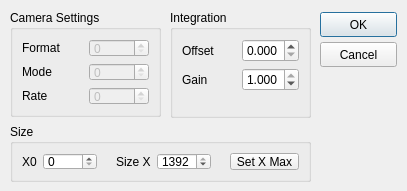
The window that AvantesAvaSpec/dialogAvantesAvaSpec.ui (itom-project/plugins) describes before a commit, drawn with Qt 5.
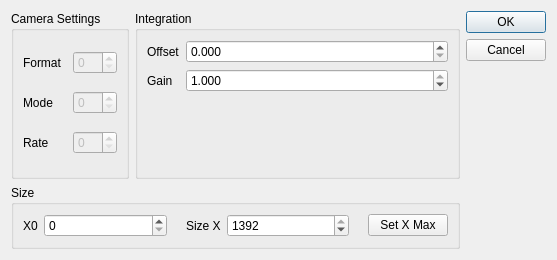
The same window after the commit.

What changed in the file:
```diff
--- a/AvantesAvaSpec/dialogAvantesAvaSpec.ui
+++ b/AvantesAvaSpec/dialogAvantesAvaSpec.ui
@@ -6,34 +6,20 @@
    <rect>
     <x>0</x>
     <y>0</y>
-    <width>407</width>
-    <height>191</height>
+    <width>557</width>
+    <height>260</height>
    </rect>
   </property>
-  <property name="minimumSize">
-   <size>
-    <width>407</width>
-    <height>191</height>
-   </size>
-  </property>
-  <property name="maximumSize">
-   <size>
-    <width>407</width>
-    <height>191</height>
-   </size>
-  </property>
   <property name="windowTitle">
    <string>Dialog</string>
   </property>
+  <layout class="QHBoxLayout" name="horizontalLayout_3">
+   <item>
+    <layout class="QVBoxLayout" name="verticalLayout_2">
+     <item>
+      <layout class="QHBoxLayout" name="horizontalLayout_2">
+       <item>
   <widget class="QGroupBox" name="groupBox">
-   <property name="geometry">
-    <rect>
-     <x>10</x>
-     <y>10</y>
-     <width>151</width>
-     <height>107</height>
-    </rect>
-   </property>
    <property name="title">
     <string>Camera Settings</string>
    </property>
@@ -88,132 +74,9 @@
     </item>
    </layout>
   </widget>
-  <widget class="QPushButton" name="okButton">
-   <property name="geometry">
-    <rect>
-     <x>320</x>
-     <y>12</y>
-     <width>77</width>
-     <height>25</height>
-    </rect>
-   </property>
-   <property name="text">
-    <string>OK</string>
-   </property>
-  </widget>
-  <widget class="QPushButton" name="cancelButton">
-   <property name="geometry">
-    <rect>
-     <x>320</x>
-     <y>42</y>
-     <width>77</width>
-     <height>25</height>
-    </rect>
-   </property>
-   <property name="text">
-    <string>Cancel</string>
-   </property>
-   <property name="autoDefault">
-    <bool>false</bool>
-   </property>
-  </widget>
-  <widget class="QGroupBox" name="groupBox_3">
-   <property name="geometry">
-    <rect>
-     <x>10</x>
-     <y>124</y>
-     <width>301</width>
-     <height>58</height>
-    </rect>
-   </property>
-   <property name="title">
-    <string>Size</string>
-   </property>
-   <layout class="QHBoxLayout" name="horizontalLayout">
-    <item>
-     <widget class="QLabel" name="label_x0">
-      <property name="text">
-       <string>X0</string>
-      </property>
-     </widget>
     </item>
     <item>
-     <widget class="QSpinBox" name="spinBox_x0">
-      <property name="maximum">
-       <number>1391</number>
-      </property>
-     </widget>
-    </item>
-    <item>
-     <spacer name="horizontalSpacer">
-      <property name="orientation">
-       <enum>Qt::Horizontal</enum>
-      </property>
-      <property name="sizeType">
-       <enum>QSizePolicy::Fixed</enum>
-      </property>
-      <property name="sizeHint" stdset="0">
-       <size>
-        <width>13</width>
-        <height>20</height>
-       </size>
-      </property>
-     </spacer>
-    </item>
-    <item>
-     <widget class="QLabel" name="label_sizeX">
-      <property name="text">
-       <string>Size X</string>
-      </property>
-     </widget>
-    </item>
-    <item>
-     <widget class="QSpinBox" name="spinBox_xsize">
-      <property name="maximum">
-       <number>1392</number>
-      </property>
-      <property name="value">
-       <number>1392</number>
-      </property>
-     </widget>
-    </item>
-    <item>
-     <spacer name="horizontalSpacer_2">
-      <property name="orientation">
-       <enum>Qt::Horizontal</enum>
-      </property>
-      <property name="sizeType">
-       <enum>QSizePolicy::Fixed</enum>
-      </property>
-      <property name="sizeHint" stdset="0">
-       <size>
-        <width>13</width>
-        <height>20</height>
-       </size>
-      </property>
-     </spacer>
-    </item>
-    <item>
-     <widget class="QPushButton" name="pushButton_setSizeXMax">
-      <property name="text">
-       <string>Set X Max</string>
-      </property>
-      <property name="autoDefault">
-       <bool>false</bool>
-      </property>
-     </widget>
-    </item>
-   </layout>
-  </widget>
   <widget class="QGroupBox" name="groupBox_2">
-   <property name="geometry">
-    <rect>
-     <x>170</x>
-     <y>10</y>
-     <width>141</width>
-     <height>108</height>
-    </rect>
-   </property>
    <property name="title">
     <string>Integration</string>
    </property>
@@ -227,6 +90,12 @@
     </item>
     <item row="0" column="1">
      <widget class="QDoubleSpinBox" name="doubleSpinBox_offset">
+            <property name="sizePolicy">
+             <sizepolicy hsizetype="MinimumExpanding" vsizetype="Fixed">
+              <horstretch>0</horstretch>
+              <verstretch>0</verstretch>
+             </sizepolicy>
+            </property>
       <property name="decimals">
        <number>3</number>
       </property>
@@ -247,6 +116,12 @@
     </item>
     <item row="1" column="1">
      <widget class="QDoubleSpinBox" name="doubleSpinBox_gain">
+            <property name="sizePolicy">
+             <sizepolicy hsizetype="MinimumExpanding" vsizetype="Fixed">
+              <horstretch>0</horstretch>
+              <verstretch>0</verstretch>
+             </sizepolicy>
+            </property>
       <property name="prefix">
        <string/>
       </property>
@@ -285,6 +160,152 @@
     </item>
    </layout>
   </widget>
+       </item>
+      </layout>
+     </item>
+     <item>
+      <widget class="QGroupBox" name="groupBox_3">
+       <property name="title">
+        <string>Size</string>
+       </property>
+       <layout class="QHBoxLayout" name="horizontalLayout">
+        <item>
+         <widget class="QLabel" name="label_x0">
+          <property name="text">
+           <string>X0</string>
+          </property>
+         </widget>
+        </item>
+        <item>
+         <widget class="QSpinBox" name="spinBox_x0">
+          <property name="sizePolicy">
+           <sizepolicy hsizetype="MinimumExpanding" vsizetype="Fixed">
+            <horstretch>0</horstretch>
+            <verstretch>0</verstretch>
+           </sizepolicy>
+          </property>
+          <property name="maximum">
+           <number>1391</number>
+          </property>
+         </widget>
+        </item>
+        <item>
+         <spacer name="horizontalSpacer">
+          <property name="orientation">
+           <enum>Qt::Horizontal</enum>
+          </property>
+          <property name="sizeType">
+           <enum>QSizePolicy::Fixed</enum>
+          </property>
+          <property name="sizeHint" stdset="0">
+           <size>
+            <width>13</width>
+            <height>20</height>
+           </size>
+          </property>
+         </spacer>
+        </item>
+        <item>
+         <widget class="QLabel" name="label_sizeX">
+          <property name="text">
+           <string>Size X</string>
+          </property>
+         </widget>
+        </item>
+        <item>
+         <widget class="QSpinBox" name="spinBox_xsize">
+          <property name="sizePolicy">
+           <sizepolicy hsizetype="MinimumExpanding" vsizetype="Fixed">
+            <horstretch>0</horstretch>
+            <verstretch>0</verstretch>
+           </sizepolicy>
+          </property>
+          <property name="maximum">
+           <number>1392</number>
+          </property>
+          <property name="value">
+           <number>1392</number>
+          </property>
+         </widget>
+        </item>
+        <item>
+         <spacer name="horizontalSpacer_2">
+          <property name="orientation">
+           <enum>Qt::Horizontal</enum>
+          </property>
+          <property name="sizeType">
+           <enum>QSizePolicy::Fixed</enum>
+          </property>
+          <property name="sizeHint" stdset="0">
+           <size>
+            <width>13</width>
+            <height>20</height>
+           </size>
+          </property>
+         </spacer>
+        </item>
+        <item>
+         <widget class="QPushButton" name="pushButton_setSizeXMax">
+          <property name="text">
+           <string>Set X Max</string>
+          </property>
+          <property name="autoDefault">
+           <bool>false</bool>
+          </property>
+         </widget>
+        </item>
+       </layout>
+      </widget>
+     </item>
+    </layout>
+   </item>
+   <item>
+    <layout class="QVBoxLayout" name="verticalLayout">
+     <item>
+      <widget class="QPushButton" name="okButton">
+       <property name="sizePolicy">
+        <sizepolicy hsizetype="Preferred" vsizetype="Fixed">
+         <horstretch>0</horstretch>
+         <verstretch>0</verstretch>
+        </sizepolicy>
+       </property>
+       <property name="text">
+        <string>OK</string>
+       </property>
+      </widget>
+     </item>
+     <item>
+      <widget class="QPushButton" name="cancelButton">
+       <property name="sizePolicy">
+        <sizepolicy hsizetype="Preferred" vsizetype="Fixed">
+         <horstretch>0</horstretch>
+         <verstretch>0</verstretch>
+        </sizepolicy>
+       </property>
+       <property name="text">
+        <string>Cancel</string>
+       </property>
+       <property name="autoDefault">
+        <bool>false</bool>
+       </property>
+      </widget>
+     </item>
+     <item>
+      <spacer name="verticalSpacer_2">
+       <property name="orientation">
+        <enum>Qt::Vertical</enum>
+       </property>
+       <property name="sizeHint" stdset="0">
+        <size>
+         <width>20</width>
+         <height>40</height>
+        </size>
+       </property>
+      </spacer>
+     </item>
+    </layout>
+   </item>
+  </layout>
  </widget>
  <resources/>
  <connections>
```
Lines whose indentation alone changed are shown as unchanged.
